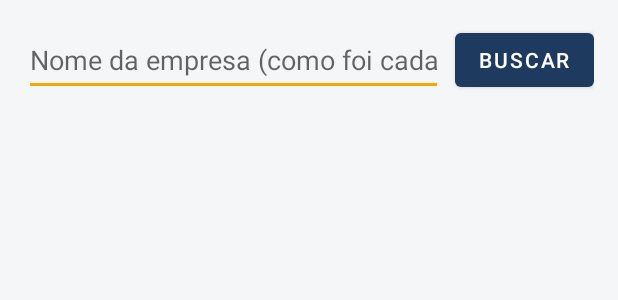
After one commit to debsfraga/portaria-techinova, an Android app: the layout activity_historico.xml on its own in the app's theme, with its tools: preview values and no code run, on a phone screen of 412 x 824 dp. The commit adds this screen. Shown: the top 300 px of the screen. Run offline under Robolectric (Android 15) with nearby library versions, the phone set to English and light mode, and no system bars.

Commit message:
- Opção "Histórico por empresa" no menu do porteiro (menu_porteiro.xml), mantendo o Sair da BaseLogadaActivity - HistoricoActivity com busca, total (plurals) e estado vazio - porEmpresa() no VisitaRepository: empresa exata, ordenado por data decrescente - get() em vez de listener: tela de consulta, uma foto do momento - Reaproveita o VisitaAdapter da Minhas visitas (interface AoClicar) - Validação do campo vazio com mensagem em português - Rotação (NC7): a última busca é salva no onSaveInstanceState e refeita no onCreate - Índice composto empresa + data criado no Firestore
Refs #27

```diff
--- a/app/src/main/java/br/senai/portaria/data/VisitaRepository.java
+++ b/app/src/main/java/br/senai/portaria/data/VisitaRepository.java
@@ -37,6 +37,11 @@ public class VisitaRepository {
 
     public DocumentReference visita(String id) {
         return visitas.document(id);
+    }
+
+    public Query porEmpresa(String empresa) {
+        return visitas.whereEqualTo("empresa", empresa)
+                .orderBy("data", Query.Direction.DESCENDING);
     }
 
     /**
--- /dev/null
+++ b/app/src/main/res/layout/activity_historico.xml
@@ -0,0 +1,68 @@
+<androidx.constraintlayout.widget.ConstraintLayout
+    xmlns:android="http://schemas.android.com/apk/res/android"
+    xmlns:app="http://schemas.android.com/apk/res-auto"
+    android:layout_width="match_parent"
+    android:layout_height="match_parent"
+    android:fitsSystemWindows="true"
+    android:padding="@dimen/margem_tela">
+
+    <EditText
+        android:id="@+id/edtEmpresa"
+        android:layout_width="0dp"
+        android:layout_height="wrap_content"
+        android:layout_marginEnd="8dp"
+        android:minHeight="48dp"
+        android:hint="@string/hint_buscar_empresa"
+        android:inputType="textCapWords"
+        android:imeOptions="actionSearch"
+        app:layout_constraintTop_toTopOf="parent"
+        app:layout_constraintStart_toStartOf="parent"
+        app:layout_constraintEnd_toStartOf="@id/btnBuscar" />
+
+    <com.google.android.material.button.MaterialButton
+        android:id="@+id/btnBuscar"
+        android:layout_width="wrap_content"
+        android:layout_height="wrap_content"
+        android:text="@string/btn_buscar"
+        app:layout_constraintTop_toTopOf="@id/edtEmpresa"
+        app:layout_constraintBottom_toBottomOf="@id/edtEmpresa"
+        app:layout_constraintEnd_toEndOf="parent" />
+
+    <TextView
+        android:id="@+id/txtTotal"
+        android:layout_width="0dp"
+        android:layout_height="wrap_content"
+        android:layout_marginTop="@dimen/espaco_campos"
+        android:textColor="@color/azul_portaria"
+        android:textSize="18sp"
+        android:textStyle="bold"
+        app:layout_constraintTop_toBottomOf="@id/edtEmpresa"
+        app:layout_constraintStart_toStartOf="parent"
+        app:layout_constraintEnd_toEndOf="parent" />
+
+    <androidx.recyclerview.widget.RecyclerView
+        android:id="@+id/rvHistorico"
+        android:layout_width="0dp"
+        android:layout_height="0dp"
+        android:layout_marginTop="8dp"
+        android:clipToPadding="false"
+        app:layout_constraintTop_toBottomOf="@id/txtTotal"
+        app:layout_constraintBottom_toBottomOf="parent"
+        app:layout_constraintStart_toStartOf="parent"
+        app:layout_constraintEnd_toEndOf="parent" />
+
+    <TextView
+        android:id="@+id/txtVazio"
+        android:layout_width="0dp"
+        android:layout_height="wrap_content"
+        android:gravity="center"
+        android:padding="32dp"
+        android:text="@string/vazio_historico"
+        android:textColor="@color/cinza_texto"
+        android:textSize="16sp"
+        android:visibility="gone"
+        app:layout_constraintTop_toBottomOf="@id/txtTotal"
+        app:layout_constraintStart_toStartOf="parent"
+        app:layout_constraintEnd_toEndOf="parent" />
+
+</androidx.constraintlayout.widget.ConstraintLayout>
--- a/app/src/main/res/values/strings.xml
+++ b/app/src/main/res/values/strings.xml
@@ -93,4 +93,15 @@
     <string name="titulo_compartilhar">Enviar QR por…</string>
     <string name="erro_compartilhar">Não foi possível compartilhar o QR</string>
 
+    <!-- Histórico por empresa (A) -->
+    <string name="menu_historico">Histórico por empresa</string>
+    <string name="titulo_historico">Histórico por empresa</string>
+    <string name="hint_buscar_empresa">Nome da empresa (como foi cadastrado)</string>
+    <string name="btn_buscar">Buscar</string>
+    <string name="vazio_historico">Nenhuma visita encontrada para essa empresa.</string>
+    <plurals name="contador_historico">
+        <item quantity="one">%d visita</item>
+        <item quantity="other">%d visitas</item>
+    </plurals>
+
 </resources>
```
Also changed, not shown: app/src/main/AndroidManifest.xml (+4 -3 lines), app/src/main/java/br/senai/portaria/ui/porteiro/HistoricoActivity.java (added, +111 -0 lines), app/src/main/java/br/senai/portaria/ui/porteiro/PresentesActivity.java (+19 -0 lines), app/src/main/res/menu/menu_porteiro.xml (added, +8 -0 lines).
